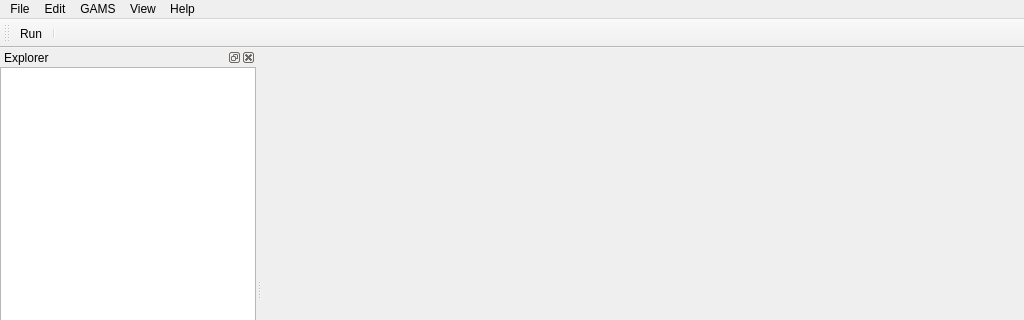
Old version of the form src/mainwindow.ui in the repository GAMS-dev/studio; both pictures show x 0 to 1024 and y 0 to 320 of the 1024 by 768 pixel window.
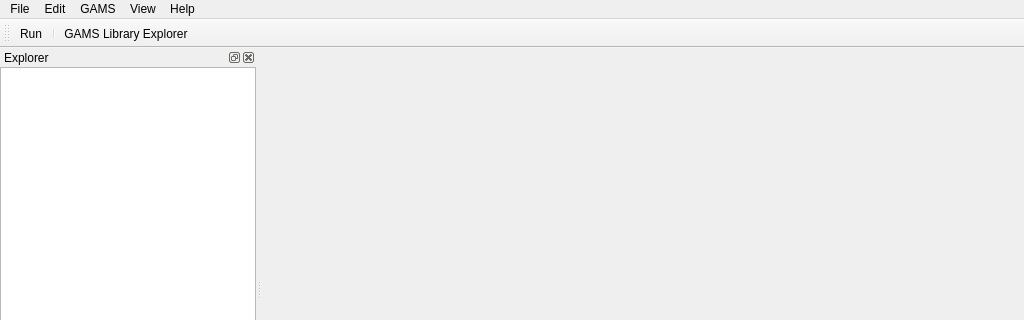
New version of the form. Icons and pictures are not drawn.

Commit message: modeldialog integration refactorization.

The edit to the form file:
```diff
--- a/src/mainwindow.ui
+++ b/src/mainwindow.ui
@@ -169,6 +169,7 @@
    </attribute>
    <addaction name="actionRun"/>
    <addaction name="separator"/>
+   <addaction name="actionGAMS_Library"/>
   </widget>
   <widget class="QStatusBar" name="statusBar">
    <property name="mouseTracking">
```
Left out of the diff: 7 changed lines with no effect on the pictures. The commit also changes 1 other file.
